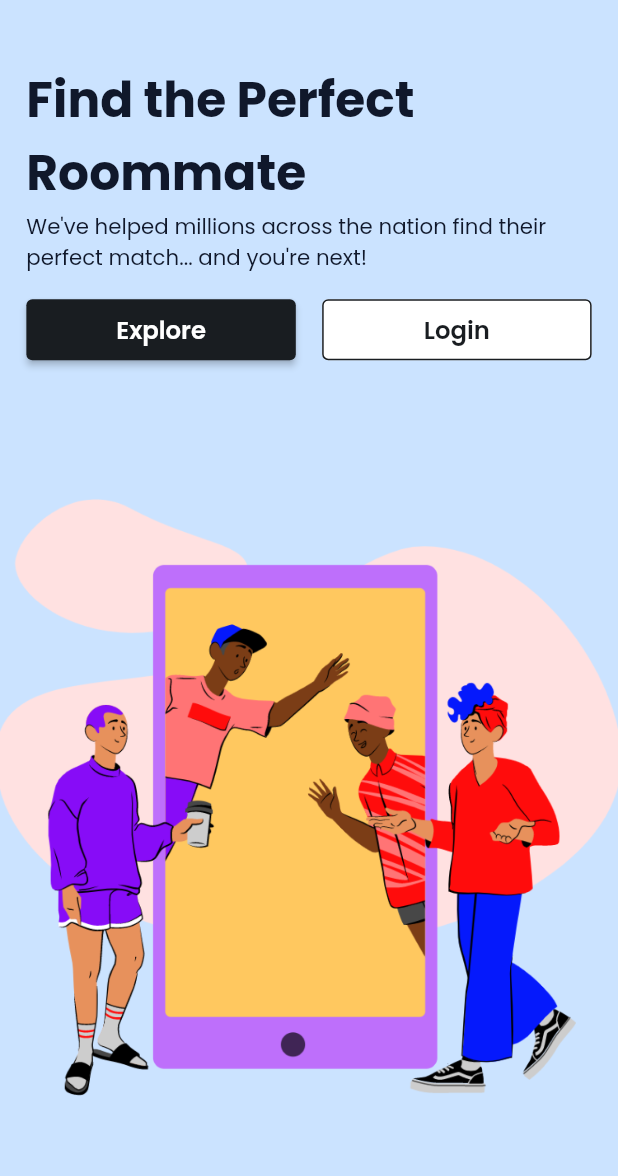
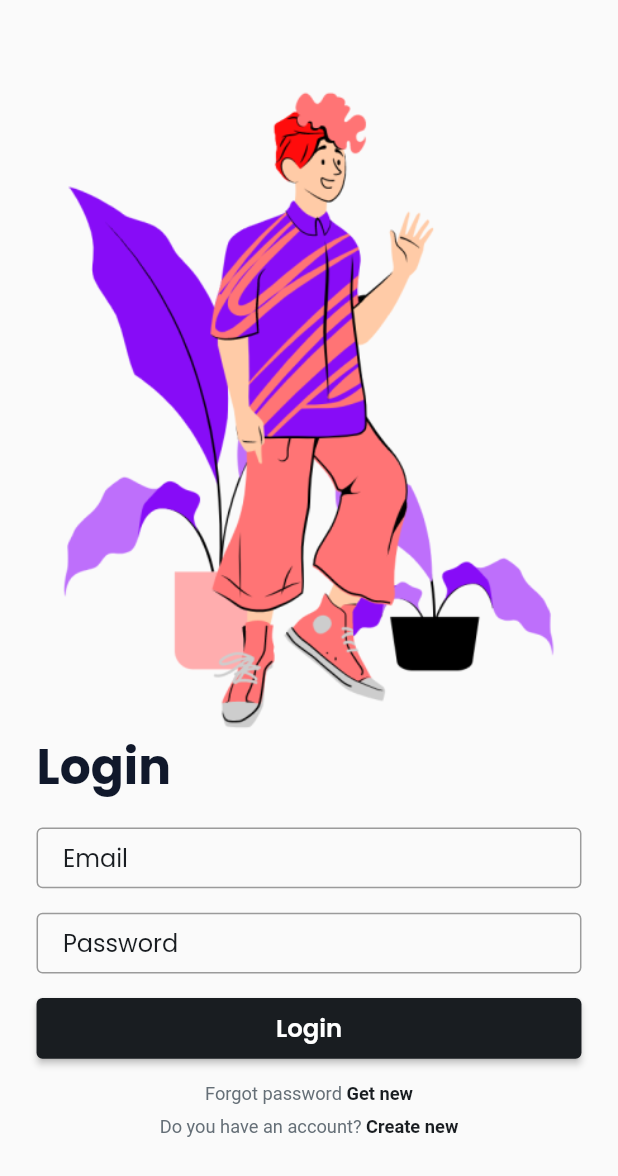
Before and after one commit to hidayatridwan/booking_app, a Flutter app: the screen it shows after launch, on a phone screen of 412 x 824 dp. Shown: the top 1176 px of the screen. Run offline on Flutter 3.47's test engine with Material 2 defaults, Android fonts, the phone set to English and light mode, and no system bars; our stand-ins replace bloc, flutter_bloc, flutter_screenutil.

Commit message:
welcome login page

```diff
--- a/lib/main.dart
+++ b/lib/main.dart
@@ -1,5 +1,6 @@
 // import 'package:booking_app/presentation/pages/onboarding/onboarding_view.dart';
-import 'package:booking_app/presentation/pages/welcome/welcome_view.dart';
+// import 'package:booking_app/presentation/pages/welcome/welcome_view.dart';
+import 'package:booking_app/presentation/pages/welcome/login/login_view.dart';
 import 'package:flutter/material.dart';
 import 'package:flutter_screenutil/flutter_screenutil.dart';
 
@@ -19,7 +20,7 @@ class MyApp extends StatelessWidget {
       builder: (context, child) {
         return MaterialApp(
           theme: ThemeData(primarySwatch: Colors.amber, fontFamily: 'Poppins'),
-          home: const WelcomePage(),
+          home: const LoginPage(),
         );
       },
     );
--- /dev/null
+++ b/lib/presentation/pages/welcome/login/component/login.dart
@@ -0,0 +1,3 @@
+export 'login_image.dart';
+export 'login_form.dart';
+export 'login_footer.dart';
--- /dev/null
+++ b/lib/presentation/pages/welcome/login/component/login_footer.dart
@@ -0,0 +1,36 @@
+import 'package:booking_app/config/config.dart';
+import 'package:booking_app/config/theme/app_font.dart';
+import 'package:booking_app/utils/extension/double_extension.dart';
+import 'package:flutter/material.dart';
+
+class LoginFooter extends StatelessWidget {
+  const LoginFooter({Key? key}) : super(key: key);
+
+  @override
+  Widget build(BuildContext context) {
+    return Column(
+      mainAxisSize: MainAxisSize.min,
+      children: [
+        RichText(
+            text: TextSpan(children: [
+          TextSpan(
+              text: 'Forgot password ',
+              style: AppFont.paragraphSmall.copyWith(color: AppColor.ink2)),
+          TextSpan(
+              text: 'Get new',
+              style: AppFont.paragraphSmallBold.copyWith(color: AppColor.ink1))
+        ])),
+        8.0.height,
+        RichText(
+            text: TextSpan(children: [
+          TextSpan(
+              text: 'Do you have an account? ',
+              style: AppFont.paragraphSmall.copyWith(color: AppColor.ink2)),
+          TextSpan(
+              text: 'Create new',
+              style: AppFont.paragraphSmallBold.copyWith(color: AppColor.ink1))
+        ]))
+      ],
+    );
+  }
+}
--- /dev/null
+++ b/lib/presentation/pages/welcome/login/component/login_form.dart
@@ -0,0 +1,41 @@
+import 'package:booking_app/config/config.dart';
+import 'package:booking_app/config/theme/app_dimen.dart';
+import 'package:booking_app/presentation/widget/form_input.dart';
+import 'package:booking_app/presentation/widget/primary_button.dart';
+import 'package:booking_app/utils/extension/double_extension.dart';
+import 'package:flutter/material.dart';
+
+class LoginForm extends StatelessWidget {
+  const LoginForm({Key? key}) : super(key: key);
+
+  @override
+  Widget build(BuildContext context) {
+    return Padding(
+      padding: EdgeInsets.symmetric(horizontal: AppDimen.h24),
+      child: Column(
+        crossAxisAlignment: CrossAxisAlignment.start,
+        children: [
+          Text(
+            'Login',
+            style: AppFont.display3,
+          ),
+          16.0.height,
+          const FormInput(
+            label: 'Email',
+          ),
+          16.0.height,
+          const FormInput(
+            label: 'Password',
+          ),
+          16.0.height,
+          PrimaryButton(
+            onPressed: () {},
+            text: 'Login',
+            width: double.infinity,
+          ),
+          16.0.height,
+        ],
+      ),
+    );
+  }
+}
--- /dev/null
+++ b/lib/presentation/pages/welcome/login/component/login_image.dart
@@ -0,0 +1,11 @@
+import 'package:booking_app/config/assets/image_string.dart';
+import 'package:flutter/material.dart';
+
+class LoginImage extends StatelessWidget {
+  const LoginImage({Key? key}) : super(key: key);
+
+  @override
+  Widget build(BuildContext context) {
+    return Image.asset(ImageString.plants);
+  }
+}
--- a/lib/presentation/pages/welcome/login/login_view.dart
+++ b/lib/presentation/pages/welcome/login/login_view.dart
@@ -1,3 +1,5 @@
+import 'package:booking_app/presentation/pages/welcome/login/component/login.dart';
+import 'package:booking_app/utils/extension/double_extension.dart';
 import 'package:flutter/material.dart';
 import 'package:flutter_bloc/flutter_bloc.dart';
 
@@ -5,6 +7,8 @@ import 'login_cubit.dart';
 import 'login_state.dart';
 
 class LoginPage extends StatelessWidget {
+  const LoginPage({super.key});
+
   @override
   Widget build(BuildContext context) {
     return BlocProvider(
@@ -14,8 +18,20 @@ class LoginPage extends StatelessWidget {
   }
 
   Widget _buildPage(BuildContext context) {
-    final cubit = BlocProvider.of<LoginCubit>(context);
+    // final cubit = BlocProvider.of<LoginCubit>(context);
 
-    return Container();
+    return Scaffold(
+      resizeToAvoidBottomInset: true,
+      body: SingleChildScrollView(
+        child: Column(
+          children: [
+            60.0.height,
+            const LoginImage(),
+            const LoginForm(),
+            const LoginFooter()
+          ],
+        ),
+      ),
+    );
   }
 }
--- a/lib/presentation/pages/welcome/register/welcome_done/welcome_done_view.dart
+++ b/lib/presentation/pages/welcome/register/welcome_done/welcome_done_view.dart
@@ -1,3 +1,4 @@
+import 'package:booking_app/config/config.dart';
 import 'package:flutter/material.dart';
 import 'package:flutter_bloc/flutter_bloc.dart';
 
@@ -16,6 +17,8 @@ class Welcome_donePage extends StatelessWidget {
   Widget _buildPage(BuildContext context) {
     final cubit = BlocProvider.of<Welcome_doneCubit>(context);
 
-    return Container();
+    return Scaffold(
+      backgroundColor: AppColor.accentGreen,
+    );
   }
 }
--- /dev/null
+++ b/lib/presentation/widget/form_input.dart
@@ -0,0 +1,37 @@
+import 'package:booking_app/config/config.dart';
+import 'package:booking_app/config/theme/app_dimen.dart';
+import 'package:flutter/material.dart';
+
+class FormInput extends StatefulWidget {
+  const FormInput({Key? key, this.controller, required this.label})
+      : super(key: key);
+  final TextEditingController? controller;
+  final String label;
+
+  @override
+  State<FormInput> createState() => _FormInputState();
+}
+
+class _FormInputState extends State<FormInput> {
+  @override
+  void initState() {
+    super.initState();
+  }
+
+  @override
+  Widget build(BuildContext context) {
+    return SizedBox(
+      height: AppDimen.h40,
+      child: TextFormField(
+        controller: widget.controller,
+        decoration: InputDecoration(
+            hintText: widget.label,
+            hintStyle: const TextStyle(color: AppColor.ink1),
+            border: OutlineInputBorder(
+                borderRadius: BorderRadius.circular(4),
+                borderSide: const BorderSide(color: AppColor.ink3)),
+            contentPadding: EdgeInsets.symmetric(horizontal: AppDimen.w16)),
+      ),
+    );
+  }
+}
```
Also changed, not shown: lib/presentation/pages/welcome/register/welcome_done/component/welcome_done_button.dart (added), lib/presentation/pages/welcome/register/welcome_done/component/welcome_done_image.dart (added), lib/presentation/pages/welcome/register/welcome_done/component/welcome_done_title.dart (added).
